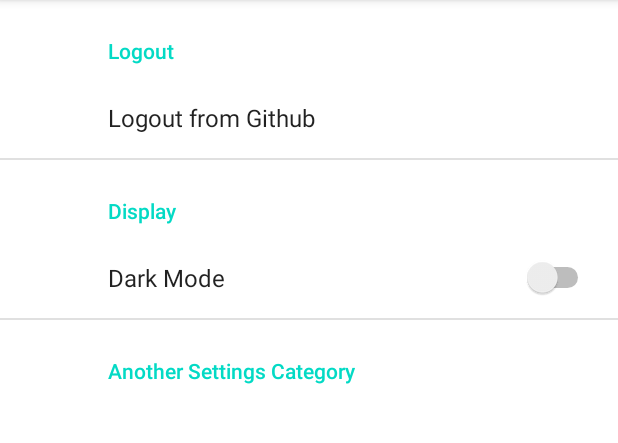
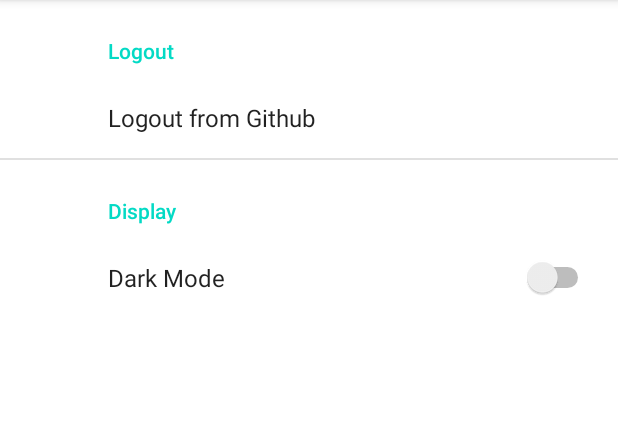
Before and after one commit to ryanhlewis/Central-Documentation-App, an Android app: the fragment SettingsFragment shown on its own in the app's theme, on a phone screen of 412 x 824 dp, the part 84-527 px from its top. Run offline under Robolectric (Android 15) with nearby library versions, the phone set to English and light mode, and no system bars; our stand-ins replace androidx.preference; Roboto replaces fonts that are not available here.

Commit message:
Update to Below

```diff
--- a/app/src/main/res/xml/root_preferences.xml
+++ b/app/src/main/res/xml/root_preferences.xml
@@ -12,19 +12,13 @@
             app:useSimpleSummaryProvider="false" />
 
     </PreferenceCategory>
+
     <PreferenceCategory app:title="Display">
 
-
-        <SwitchPreference
-            android:defaultValue="false"
-            android:key="switch_preference_1"
-            android:title="Dark Mode" />
-
-
     </PreferenceCategory>
-
-    <PreferenceCategory app:title="Another Settings Category">
-
-    </PreferenceCategory>
+    <SwitchPreference
+        android:defaultValue="false"
+        android:key="switch_preference_1"
+        android:title="Dark Mode" />
 
 </PreferenceScreen>
```
